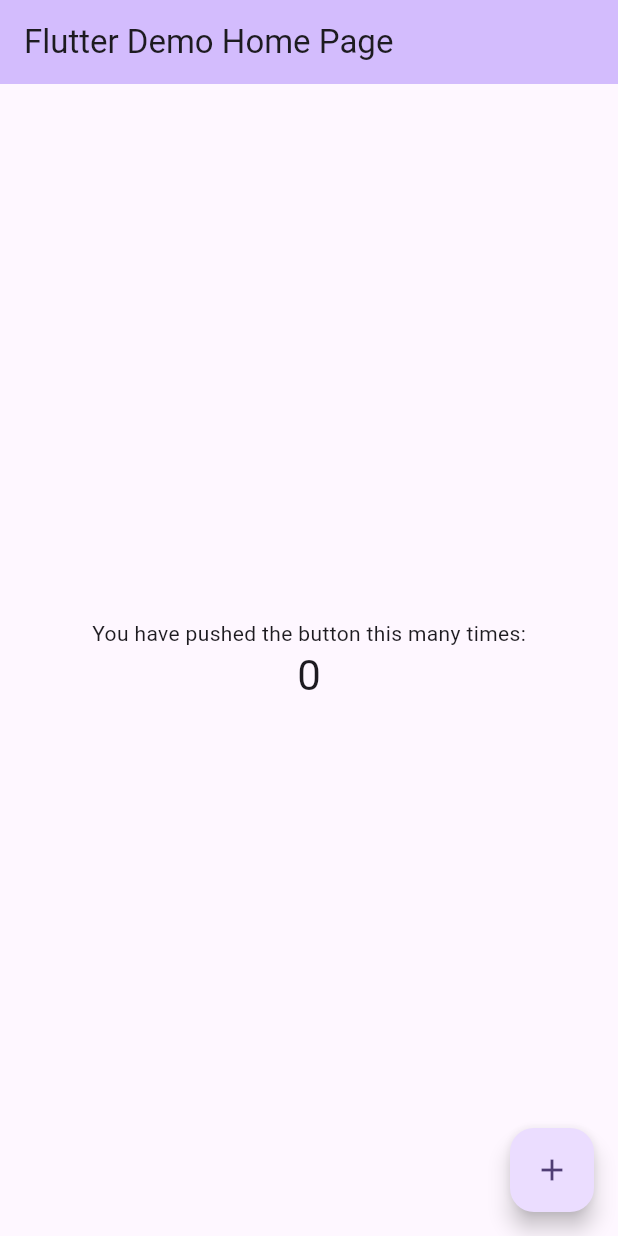
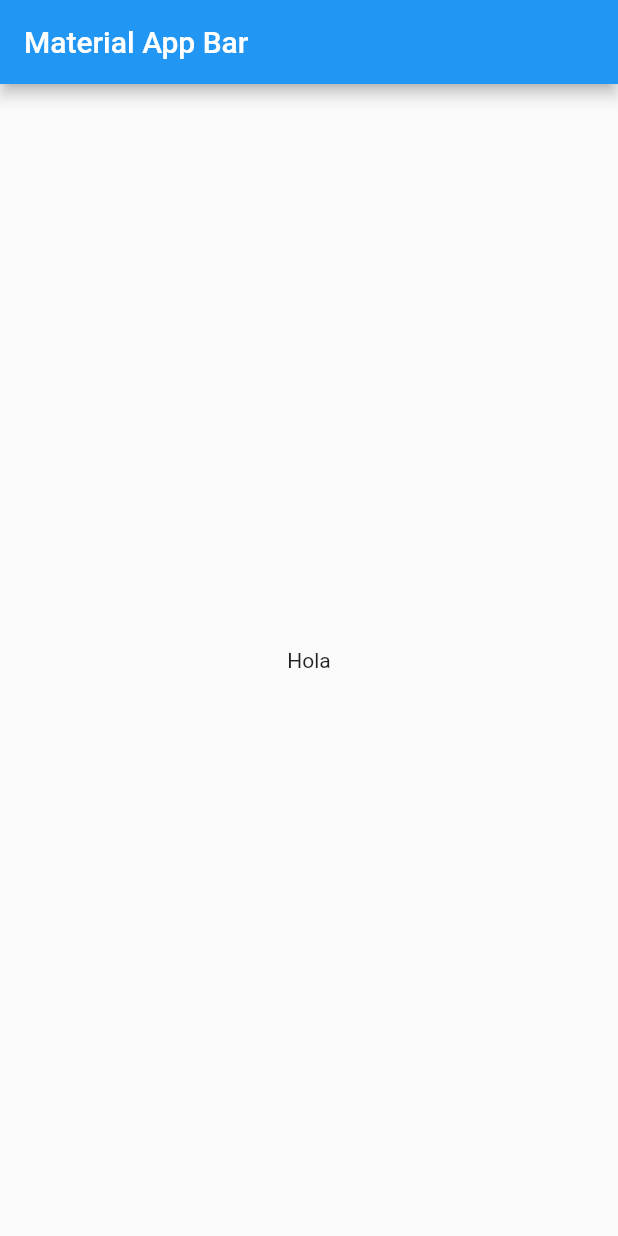
Before and after one commit to devgamez2022/one_flutter, a Flutter app: the screen it shows after launch, on a phone screen of 412 x 824 dp. Run offline on Flutter 3.47's test engine with Material 2 defaults, Android fonts, the light colour scheme and no system bars; our stand-ins replace cloud_firestore, firebase_core; accounts and stored records are empty.

Commit message:
Modificacion del fichero main

```diff
--- a/lib/main.dart
+++ b/lib/main.dart
@@ -1,5 +1,6 @@
 import 'package:flutter/material.dart';
 import 'package:firebase_core/firebase_core.dart';
+import 'package:one_flutter/models/crud.dart';
 import 'firebase_options.dart';
 
 void main() async {
@@ -10,126 +11,46 @@ options: DefaultFirebaseOptions.currentPlatform,
 runApp(MyApp());
 }
 
-/* void main() {
-  runApp(const MyApp());
-} */
+//void main() => runApp(const MyApp());
 
 class MyApp extends StatelessWidget {
   const MyApp({super.key});
 
-  // This widget is the root of your application.
   @override
   Widget build(BuildContext context) {
     return MaterialApp(
-      title: 'Flutter Demo',
-      theme: ThemeData(
-        // This is the theme of your application.
-        //
-        // TRY THIS: Try running your application with "flutter run". You'll see
-        // the application has a blue toolbar. Then, without quitting the app,
-        // try changing the seedColor in the colorScheme below to Colors.green
-        // and then invoke "hot reload" (save your changes or press the "hot
-        // reload" button in a Flutter-supported IDE, or press "r" if you used
-        // the command line to start the app).
-        //
-        // Notice that the counter didn't reset back to zero; the application
-        // state is not lost during the reload. To reset the state, use hot
-        // restart instead.
-        //
-        // This works for code too, not just values: Most code changes can be
-        // tested with just a hot reload.
-        colorScheme: ColorScheme.fromSeed(seedColor: Colors.deepPurple),
-        useMaterial3: true,
-      ),
-      home: const MyHomePage(title: 'Flutter Demo Home Page'),
+      title: 'Material App',
+      home: Home(),
     );
   }
 }
 
-class MyHomePage extends StatefulWidget {
-  const MyHomePage({super.key, required this.title});
-
-  // This widget is the home page of your application. It is stateful, meaning
-  // that it has a State object (defined below) that contains fields that affect
-  // how it looks.
-
-  // This class is the configuration for the state. It holds the values (in this
-  // case the title) provided by the parent (in this case the App widget) and
-  // used by the build method of the State. Fields in a Widget subclass are
-  // always marked "final".
-
-  final String title;
+class Home extends StatefulWidget {
+  const Home({
+    super.key,
+  });
 
   @override
-  State<MyHomePage> createState() => _MyHomePageState();
+  State<Home> createState() => _HomeState();
 }
 
-class _MyHomePageState extends State<MyHomePage> {
-  int _counter = 0;
+class _HomeState extends State<Home> {
 
-  void _incrementCounter() {
-    setState(() {
-      // This call to setState tells the Flutter framework that something has
-      // changed in this State, which causes it to rerun the build method below
-      // so that the display can reflect the updated values. If we changed
-      // _counter without calling setState(), then the build method would not be
-      // called again, and so nothing would appear to happen.
-      _counter++;
-    });
-  }
 
   @override
   Widget build(BuildContext context) {
-    // This method is rerun every time setState is called, for instance as done
-    // by the _incrementCounter method above.
-    //
-    // The Flutter framework has been optimized to make rerunning build methods
-    // fast, so that you can just rebuild anything that needs updating rather
-    // than having to individually change instances of widgets.
     return Scaffold(
       appBar: AppBar(
-        // TRY THIS: Try changing the color here to a specific color (to
-        // Colors.amber, perhaps?) and trigger a hot reload to see the AppBar
-        // change color while the other colors stay the same.
-        backgroundColor: Theme.of(context).colorScheme.inversePrimary,
-        // Here we take the value from the MyHomePage object that was created by
-        // the App.build method, and use it to set our appbar title.
-        title: Text(widget.title),
+        title: const Text('Material App Bar'),
       ),
       body: Center(
-        // Center is a layout widget. It takes a single child and positions it
-        // in the middle of the parent.
-        child: Column(
-          // Column is also a layout widget. It takes a list of children and
-          // arranges them vertically. By default, it sizes itself to fit its
-          // children horizontally, and tries to be as tall as its parent.
-          //
-          // Column has various properties to control how it sizes itself and
-          // how it positions its children. Here we use mainAxisAlignment to
-          // center the children vertically; the main axis here is the vertical
-          // axis because Columns are vertical (the cross axis would be
-          // horizontal).
-          //
-          // TRY THIS: Invoke "debug painting" (choose the "Toggle Debug Paint"
-          // action in the IDE, or press "p" in the console), to see the
-          // wireframe for each widget.
-          mainAxisAlignment: MainAxisAlignment.center,
-          children: <Widget>[
-            const Text(
-              'You have pushed the button this many times:',
-            ),
-            Text(
-              '$_counter',
-              style: Theme.of(context).textTheme.headlineMedium,
-            ),
-          ],
+        child: FutureBuilder(
+          future: getStudiantes(),
+          builder: ((context, snapshot) {
+              return const Text('Hola');
+          })
         ),
       ),
-      floatingActionButton: FloatingActionButton(
-        onPressed: _incrementCounter,
-        tooltip: 'Increment',
-        child: const Icon(Icons.add),
-      ), // This trailing comma makes auto-formatting nicer for build methods.
     );
   }
 }
```
